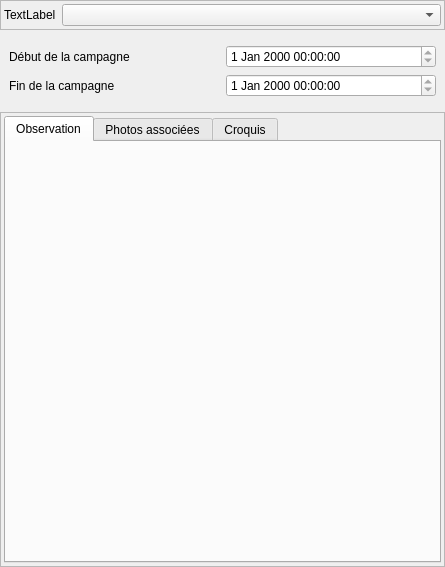
Old version of the form Lamia/toolprepro/base2_parking/lamiabaseparking_desordre_tool_ui.ui in the repository Artelia/Lamia.
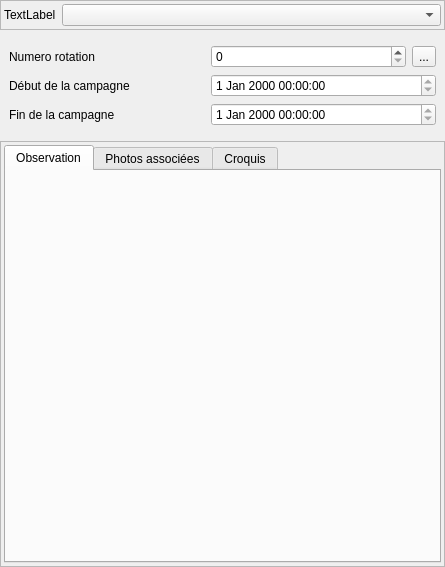
New version of the form.

The edit to the form file:
```diff
--- a/Lamia/toolprepro/base2_parking/lamiabaseparking_desordre_tool_ui.ui
+++ b/Lamia/toolprepro/base2_parking/lamiabaseparking_desordre_tool_ui.ui
@@ -50,13 +50,37 @@
      <widget class="QWidget" name="page">
       <layout class="QGridLayout" name="gridLayout_2">
        <item row="0" column="0">
+        <widget class="QLabel" name="label_5">
+         <property name="text">
+          <string>Numero rotation</string>
+         </property>
+        </widget>
+       </item>
+       <item row="1" column="0">
         <widget class="QLabel" name="label">
          <property name="text">
           <string>Début de la campagne</string>
          </property>
         </widget>
        </item>
+       <item row="2" column="0">
+        <widget class="QLabel" name="label_4">
+         <property name="text">
+          <string>Fin de la campagne</string>
+         </property>
+        </widget>
+       </item>
        <item row="0" column="1">
+        <widget class="QSpinBox" name="spinBox_num_rot"/>
+       </item>
+       <item row="0" column="2">
+        <widget class="QToolButton" name="toolButton_num_rot">
+         <property name="text">
+          <string>...</string>
+         </property>
+        </widget>
+       </item>
+       <item row="1" column="1" colspan="2">
         <widget class="QDateTimeEdit" name="dateTimeEdit_start">
          <property name="enabled">
           <bool>true</bool>
@@ -66,14 +90,7 @@
          </property>
         </widget>
        </item>
-       <item row="1" column="0">
-        <widget class="QLabel" name="label_4">
-         <property name="text">
-          <string>Fin de la campagne</string>
-         </property>
-        </widget>
-       </item>
-       <item row="1" column="1">
+       <item row="2" column="1" colspan="2">
         <widget class="QDateTimeEdit" name="dateTimeEdit_end">
          <property name="readOnly">
           <bool>true</bool>
```
